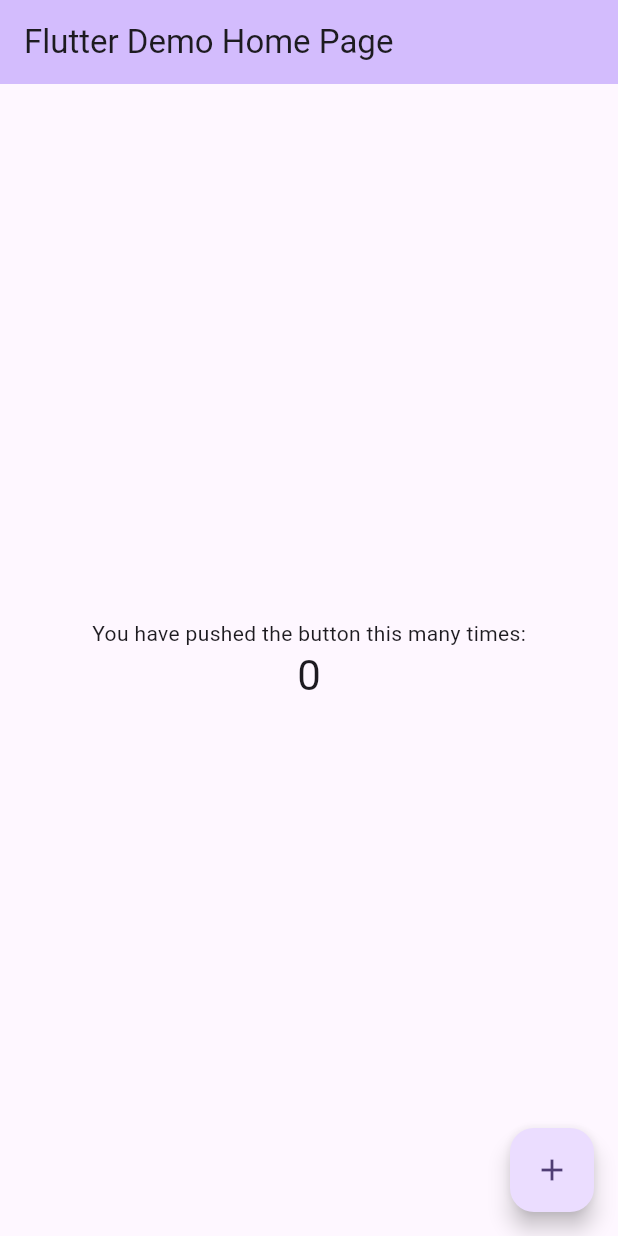
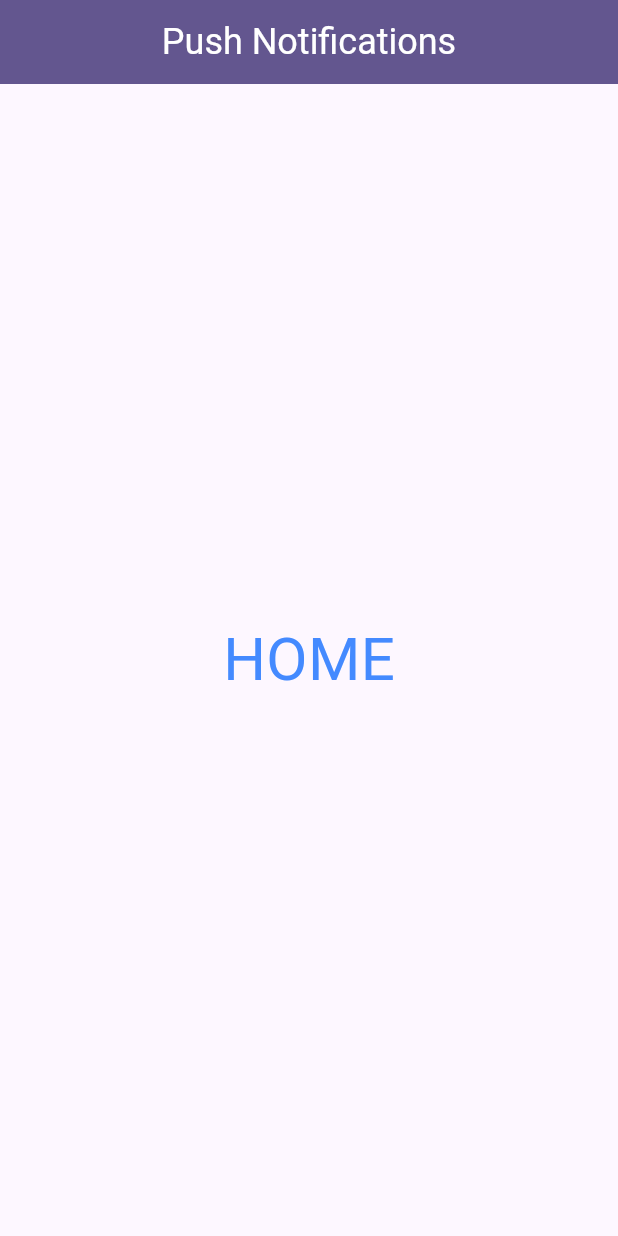
Before and after one commit to kwe92/Firebase-PushNotifications, a Flutter app: the screen it shows after launch, on a phone screen of 412 x 824 dp. Run offline on Flutter 3.47's test engine with Material 2 defaults, Android fonts, the phone set to English and light mode, and no system bars; our stand-ins replace firebase_core, firebase_messaging; accounts and stored records are empty.

```diff
--- a/lib/main.dart
+++ b/lib/main.dart
@@ -1,134 +1,41 @@
 import 'package:firebase_core/firebase_core.dart';
 import 'package:firebase_notifications/api/firebase_api.dart';
 import 'package:firebase_notifications/firebase_options.dart';
+import 'package:firebase_notifications/views/home_view.dart';
+import 'package:firebase_notifications/views/notification_view.dart';
 import 'package:flutter/material.dart';
 
+final navigatorKey = GlobalKey<NavigatorState>();
 void main() async {
   WidgetsFlutterBinding.ensureInitialized();
+
   await Firebase.initializeApp(
     options: DefaultFirebaseOptions.currentPlatform,
   );
 
   await FirebaseApi().initNotifications();
+
   runApp(const MyApp());
 }
 
 class MyApp extends StatelessWidget {
   const MyApp({super.key});
 
-  // This widget is the root of your application.
   @override
-  Widget build(BuildContext context) {
-    return MaterialApp(
-      title: 'Flutter Demo',
-      theme: ThemeData(
-        // This is the theme of your application.
-        //
-        // TRY THIS: Try running your application with "flutter run". You'll see
-        // the application has a blue toolbar. Then, without quitting the app,
-        // try changing the seedColor in the colorScheme below to Colors.green
-        // and then invoke "hot reload" (save your changes or press the "hot
-        // reload" button in a Flutter-supported IDE, or press "r" if you used
-        // the command line to start the app).
-        //
-        // Notice that the counter didn't reset back to zero; the application
-        // state is not lost during the reload. To reset the state, use hot
-        // restart instead.
-        //
-        // This works for code too, not just values: Most code changes can be
-        // tested with just a hot reload.
-        colorScheme: ColorScheme.fromSeed(seedColor: Colors.deepPurple),
-        useMaterial3: true,
-      ),
-      home: const MyHomePage(title: 'Flutter Demo Home Page'),
-    );
-  }
+  Widget build(BuildContext context) => MaterialApp(
+        title: 'Push Notifications',
+        theme: ThemeData(
+          useMaterial3: true,
+          colorScheme: ColorScheme.fromSeed(
+            seedColor: Colors.deepPurpleAccent,
+          ),
+        ),
+        home: const HomeView(),
+        navigatorKey: navigatorKey,
+        routes: _routeMap,
+      );
 }
 
-class MyHomePage extends StatefulWidget {
-  const MyHomePage({super.key, required this.title});
-
-  // This widget is the home page of your application. It is stateful, meaning
-  // that it has a State object (defined below) that contains fields that affect
-  // how it looks.
-
-  // This class is the configuration for the state. It holds the values (in this
-  // case the title) provided by the parent (in this case the App widget) and
-  // used by the build method of the State. Fields in a Widget subclass are
-  // always marked "final".
-
-  final String title;
-
-  @override
-  State<MyHomePage> createState() => _MyHomePageState();
-}
-
-class _MyHomePageState extends State<MyHomePage> {
-  int _counter = 0;
-
-  void _incrementCounter() {
-    setState(() {
-      // This call to setState tells the Flutter framework that something has
-      // changed in this State, which causes it to rerun the build method below
-      // so that the display can reflect the updated values. If we changed
-      // _counter without calling setState(), then the build method would not be
-      // called again, and so nothing would appear to happen.
-      _counter++;
-    });
-  }
-
-  @override
-  Widget build(BuildContext context) {
-    // This method is rerun every time setState is called, for instance as done
-    // by the _incrementCounter method above.
-    //
-    // The Flutter framework has been optimized to make rerunning build methods
-    // fast, so that you can just rebuild anything that needs updating rather
-    // than having to individually change instances of widgets.
-    return Scaffold(
-      appBar: AppBar(
-        // TRY THIS: Try changing the color here to a specific color (to
-        // Colors.amber, perhaps?) and trigger a hot reload to see the AppBar
-        // change color while the other colors stay the same.
-        backgroundColor: Theme.of(context).colorScheme.inversePrimary,
-        // Here we take the value from the MyHomePage object that was created by
-        // the App.build method, and use it to set our appbar title.
-        title: Text(widget.title),
-      ),
-      body: Center(
-        // Center is a layout widget. It takes a single child and positions it
-        // in the middle of the parent.
-        child: Column(
-          // Column is also a layout widget. It takes a list of children and
-          // arranges them vertically. By default, it sizes itself to fit its
-          // children horizontally, and tries to be as tall as its parent.
-          //
-          // Column has various properties to control how it sizes itself and
-          // how it positions its children. Here we use mainAxisAlignment to
-          // center the children vertically; the main axis here is the vertical
-          // axis because Columns are vertical (the cross axis would be
-          // horizontal).
-          //
-          // TRY THIS: Invoke "debug painting" (choose the "Toggle Debug Paint"
-          // action in the IDE, or press "p" in the console), to see the
-          // wireframe for each widget.
-          mainAxisAlignment: MainAxisAlignment.center,
-          children: <Widget>[
-            const Text(
-              'You have pushed the button this many times:',
-            ),
-            Text(
-              '$_counter',
-              style: Theme.of(context).textTheme.headlineMedium,
-            ),
-          ],
-        ),
-      ),
-      floatingActionButton: FloatingActionButton(
-        onPressed: _incrementCounter,
-        tooltip: 'Increment',
-        child: const Icon(Icons.add),
-      ), // This trailing comma makes auto-formatting nicer for build methods.
-    );
-  }
-}
+Map<String, WidgetBuilder> _routeMap = {
+  NotificationView.route: (context) => const NotificationView(),
+};
--- /dev/null
+++ b/lib/views/home_view.dart
@@ -0,0 +1,29 @@
+import 'package:flutter/material.dart';
+
+class HomeView extends StatelessWidget {
+  const HomeView({super.key});
+
+  @override
+  Widget build(BuildContext context) => Scaffold(
+        appBar: AppBar(
+          backgroundColor: Theme.of(context).primaryColor,
+          centerTitle: true,
+          title: const Text(
+            "Push Notifications",
+            style: TextStyle(
+              color: Colors.white,
+              fontSize: 24,
+            ),
+          ),
+        ),
+        body: Center(
+          child: Text(
+            "home".toUpperCase(),
+            style: const TextStyle(
+              fontSize: 40,
+              color: Colors.blueAccent,
+            ),
+          ),
+        ),
+      );
+}
```
Also changed, not shown: lib/api/firebase_api.dart (+46 -10 lines), lib/main_og.dart (added, +136 -0 lines), lib/views/notification_view.dart (added, +29 -0 lines).
